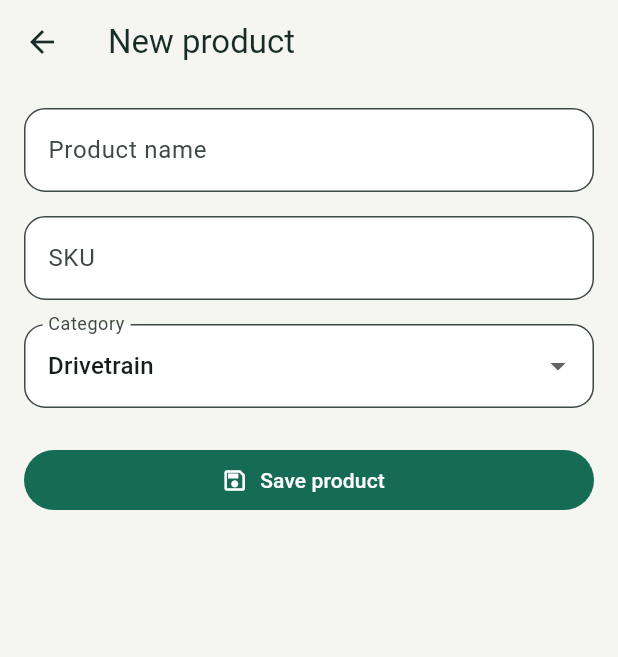
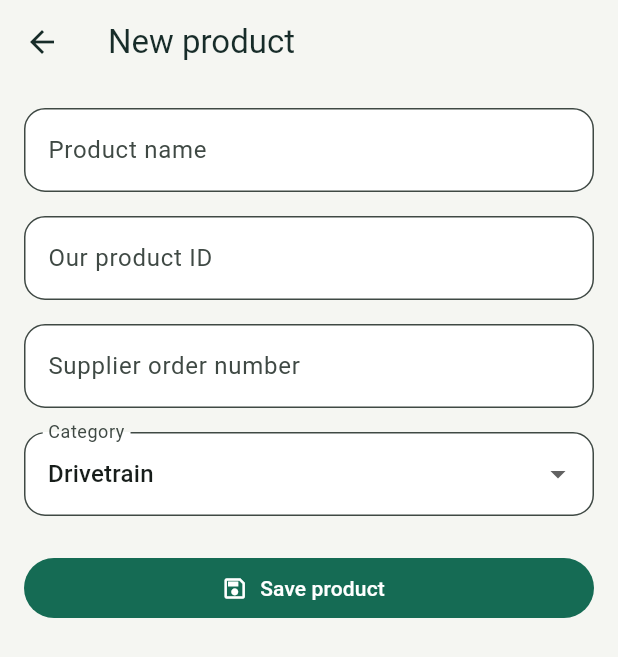
Before and after one commit to JM271/Inventory, a Flutter app: the _NewProductPage screen opened directly with empty values, on a phone screen of 412 x 824 dp. Shown: the top 657 px of the screen. Run offline on Flutter 3.47's test engine with Material 3 defaults, Android fonts, the phone set to English and light mode, and no system bars; our stand-ins replace cloud_firestore, firebase_auth, firebase_core, flutter_secure_storage, pdf, printing and 1 more; missing offline and left inert: excel; accounts and stored records are empty.

Commit message:
artikelnummern

```diff
--- a/lib/cloud_inventory.dart
+++ b/lib/cloud_inventory.dart
@@ -122,7 +122,11 @@ class CloudInventory {
           throw const InventoryConflict('Doppelte SKU im lokalen Katalog.');
         }
         final existing = await tx.get(catalog.doc(key));
-        if (existing.exists && !mapEquals(existing.data(), product.toJson())) {
+        if (existing.exists &&
+            !mapEquals(
+              Part.fromJson(existing.data()!).toJson(),
+              product.toJson(),
+            )) {
           throw const InventoryConflict(
             'Ein Katalogprodukt mit dieser SKU existiert bereits. Import abgebrochen.',
           );
--- a/lib/inventory_pdf.dart
+++ b/lib/inventory_pdf.dart
@@ -16,6 +16,8 @@ String _siteStatus(Part p, StockSite site) => p.lowAt(site)
     : p.quantityAt(site) == 0
     ? 'Nicht am Lager'
     : 'Am Lager';
+
+String _identifier(String value) => value.isEmpty ? 'nicht hinterlegt' : value;
 
 Future<Uint8List> buildInventoryPdf(
   List<Part> parts,
@@ -84,7 +86,7 @@ Future<Uint8List> buildInventoryPdf(
         if (parts.isNotEmpty)
           pw.TableHelper.fromTextArray(
             headers: [
-              'Artikel / SKU / Lagerplatz',
+              'Artikel / Kennungen / Lagerplatz',
               'Werkstatt',
               'Auto',
               'Gesamt',
@@ -93,7 +95,7 @@ Future<Uint8List> buildInventoryPdf(
               for (final p in sorted)
                 [
                   _pdfText(
-                    '${p.name}\n${p.sku} · ${p.category}\n${p.location}',
+                    '${p.name}\nUnsere Artikel-Nr.: ${_identifier(p.productIdentification)}\nLieferanten-Bestellnr.: ${_identifier(p.supplierOrderNumber)}\n${p.category} · ${p.location}',
                   ),
                   '${p.quantity} Stück · min. ${p.minimum}\n${_siteStatus(p, StockSite.workshop)}',
                   '${p.carQuantity} Stück · min. ${p.carMinimum}\n${_siteStatus(p, StockSite.car)}',
--- a/lib/inventory_report.dart
+++ b/lib/inventory_report.dart
@@ -36,7 +36,8 @@ Uint8List buildInventoryReport(List<Part> parts, DateTime generatedAt) {
     [
       'Part name',
       'Category',
-      'SKU / part number',
+      'Our product ID',
+      'Supplier order number',
       'Location',
       'Total quantity',
       'Minimum workshop',
@@ -54,7 +55,8 @@ Uint8List buildInventoryReport(List<Part> parts, DateTime generatedAt) {
     row([
       text(p.name),
       text(p.category),
-      text(p.sku),
+      text(p.productIdentification),
+      text(p.supplierOrderNumber),
       text(p.location),
       IntCellValue(p.totalQuantity),
       IntCellValue(p.minimum),
@@ -88,6 +90,7 @@ Uint8List buildInventoryReport(List<Part> parts, DateTime generatedAt) {
     44.0,
     22.0,
     24.0,
+    26.0,
     28.0,
     16.0,
     20.0,
@@ -98,7 +101,7 @@ Uint8List buildInventoryReport(List<Part> parts, DateTime generatedAt) {
     20.0,
     20.0,
   ];
-  sheet.setRowHeight(5, 32);
+  sheet.setRowHeight(5, 36);
   for (var c = 0; c < widths.length; c++) {
     sheet.setColumnWidth(c, widths[c]);
     sheet
--- a/lib/main.dart
+++ b/lib/main.dart
@@ -499,9 +499,9 @@ class _InventoryPageState extends State<InventoryPage> {
               (p) =>
                   (!lowOnly || visibleLow(p)) &&
                   (category == 'All parts' || p.category == category) &&
-                  '${p.name} ${p.sku} ${p.location}'.toLowerCase().contains(
-                    query.toLowerCase(),
-                  ),
+                  '${p.name} ${p.productIdentification} ${p.supplierOrderNumber} ${p.location}'
+                      .toLowerCase()
+                      .contains(query.toLowerCase()),
             )
             .toList()
           ..sort(
@@ -702,7 +702,7 @@ class _InventoryPageState extends State<InventoryPage> {
                     TextField(
                       onChanged: (v) => setState(() => query = v),
                       decoration: const InputDecoration(
-                        hintText: 'Search parts, SKU or location',
+                        hintText: 'Search parts, either number or location',
                         prefixIcon: Icon(Icons.search),
                       ),
                     ),
@@ -830,7 +830,10 @@ class _InventoryPageState extends State<InventoryPage> {
                                 subtitle: Text(
                                   [
                                     p.category,
-                                    if (p.sku.isNotEmpty) p.sku,
+                                    if (p.productIdentification.isNotEmpty)
+                                      'Product ID: ${p.productIdentification}',
+                                    if (p.supplierOrderNumber.isNotEmpty)
+                                      'Order no.: ${p.supplierOrderNumber}',
                                     if (p.location.isNotEmpty) p.location,
                                   ].join(' · '),
                                 ),
@@ -918,7 +921,8 @@ class PartEditor extends StatefulWidget {
 class _PartEditorState extends State<PartEditor> {
   final form = GlobalKey<FormState>();
   late final TextEditingController name,
-      sku,
+      productNumber,
+      orderNumber,
       location,
       quantity,
       minimum,
@@ -932,7 +936,8 @@ class _PartEditorState extends State<PartEditor> {
     super.initState();
     final p = widget.part;
     name = TextEditingController(text: p?.name);
-    sku = TextEditingController(text: p?.sku);
+    productNumber = TextEditingController(text: p?.productIdentification);
+    orderNumber = TextEditingController(text: p?.supplierOrderNumber);
     location = TextEditingController(text: p?.location);
     quantity = TextEditingController(text: '${p?.quantity ?? 0}');
     minimum = TextEditingController(text: '${p?.minimum ?? 2}');
@@ -958,7 +963,8 @@ class _PartEditorState extends State<PartEditor> {
               ..imageAsset = selected.imageAsset);
       editingExisting = existing != null;
       name.text = catalogPart!.name;
-      sku.text = catalogPart!.sku;
+      productNumber.text = catalogPart!.productIdentification;
+      orderNumber.text = catalogPart!.supplierOrderNumber;
       category = catalogPart!.category;
       if (existing != null) {
         quantity.text = '${existing.quantity}';
@@ -974,7 +980,8 @@ class _PartEditorState extends State<PartEditor> {
   void dispose() {
     for (final c in [
       name,
-      sku,
+      productNumber,
+      orderNumber,
       location,
       quantity,
       minimum,
@@ -1076,7 +1083,8 @@ class _PartEditorState extends State<PartEditor> {
               onChanged: (v) => category = v!,
             ),
             const SizedBox(height: 16),
-            field('SKU / part number', sku),
+            field('Our product ID', productNumber),
+            field('Supplier order number', orderNumber),
             field('Location (e.g. Shelf A · Bin 3)', location),
             const Text(
               'Werkstatt',
@@ -1120,7 +1128,12 @@ class _PartEditorState extends State<PartEditor> {
                           DateTime.now().microsecondsSinceEpoch.toString(),
                       name: name.text.trim(),
                       category: category,
-                      sku: sku.text.trim(),
+                      sku:
+                          catalogPart?.sku ??
+                          widget.part?.sku ??
+                          productNumber.text.trim(),
+                      productNumber: productNumber.text.trim(),
+                      orderNumber: orderNumber.text.trim(),
                       imageAsset:
                           (catalogPart ?? widget.part)?.imageAsset ?? '',
                       location: location.text.trim(),
--- a/lib/part.dart
+++ b/lib/part.dart
@@ -1,3 +1,5 @@
+import 'product_identifiers.dart';
+
 enum StockSite { workshop, car }
 
 extension StockSiteLabel on StockSite {
@@ -10,15 +12,34 @@ class Part {
     required this.name,
     required this.category,
     this.sku = '',
+    String? productNumber,
+    String? orderNumber,
     this.imageAsset = '',
     this.location = '',
     this.quantity = 0,
     this.minimum = 2,
     this.carQuantity = 0,
     this.carMinimum = 0,
-  });
+  }) : _productNumber = productNumber?.trim(),
+       _orderNumber = orderNumber?.trim();
   final String id;
+  // Keep the legacy SKU stable: saved inventory and cloud catalogue keys use it.
   String name, category, sku, location, imageAsset;
+  String? _productNumber, _orderNumber;
+
+  String get _legacySku => sku.trim().toUpperCase();
+
+  // Known catalogue SKUs are supplier references. Other legacy/custom SKUs
+  // retain their original interpretation as the user's own product ID.
+  String get productNumber =>
+      _productNumber ?? legacySupplierProductNumbers[_legacySku] ?? sku;
+  set productNumber(String value) => _productNumber = value.trim();
+  String get orderNumber =>
+      _orderNumber ??
+      (legacySupplierProductNumbers.containsKey(_legacySku) ? sku : '');
+  set orderNumber(String value) => _orderNumber = value.trim();
+  String get productIdentification => productNumber;
+  String get supplierOrderNumber => orderNumber;
   int quantity, minimum, carQuantity, carMinimum;
   int get totalQuantity => quantity + carQuantity;
   int quantityAt(StockSite site) =>
@@ -54,6 +75,8 @@ class Part {
     'name': name,
     'category': category,
     'sku': sku,
+    'productNumber': productNumber,
+    'orderNumber': orderNumber,
     'imageAsset': imageAsset,
     'location': location,
     'quantity': quantity,
@@ -66,6 +89,14 @@ class Part {
     name: j['name'],
     category: j['category'],
     sku: j['sku'],
+    productNumber: j['productNumber'] as String?,
+    // The first dual-number version wrote empty orderNumber values to legacy
+    // records. Resolve those once; later explicit blank edits stay blank.
+    orderNumber: j.containsKey('productNumber')
+        ? j['orderNumber'] as String?
+        : (j['orderNumber'] as String?)?.isNotEmpty == true
+        ? j['orderNumber'] as String
+        : null,
     imageAsset: j['imageAsset'] as String? ?? '',
     location: j['location'],
     quantity: j['quantity'],
--- a/lib/product_catalog.dart
+++ b/lib/product_catalog.dart
@@ -36,6 +36,8 @@ Future<List<Part>> loadProductCatalog({CloudInventory? cloud}) async {
           name: row['name'],
           category: row['category'],
           sku: row['sku'],
+          productNumber: row['productNumber'] as String?,
+          orderNumber: row['orderNumber'] as String?,
           imageAsset: row['imageAsset'],
         ),
       )
@@ -140,7 +142,7 @@ class _ProductCatalogPageState extends State<ProductCatalogPage> {
           padding: const EdgeInsets.all(16),
           child: TextField(
             decoration: const InputDecoration(
-              labelText: 'Search product or SKU',
+              labelText: 'Search product or either number',
               prefixIcon: Icon(Icons.search),
             ),
             onChanged: (value) => setState(() => query = value.toLowerCase()),
@@ -162,9 +164,10 @@ class _ProductCatalogPageState extends State<ProductCatalogPage> {
               }
               final products = snapshot.data!
                   .where(
-                    (p) => '${p.name} ${p.sku} ${p.category}'
-                        .toLowerCase()
-                        .contains(query),
+                    (p) =>
+                        '${p.name} ${p.productIdentification} ${p.supplierOrderNumber} ${p.category}'
+                            .toLowerCase()
+                            .contains(query),
                   )
                   .toList();
               if (products.isEmpty) {
@@ -178,10 +181,18 @@ class _ProductCatalogPageState extends State<ProductCatalogPage> {
                   return ListTile(
                     leading: ProductPhoto(part: p),
                     title: Text(
-                      p.sku,
+                      p.productIdentification.isEmpty
+                          ? p.supplierOrderNumber
+                          : p.productIdentification,
                       style: const TextStyle(fontWeight: FontWeight.bold),
                     ),
-                    subtitle: Text(p.name),
+                    subtitle: Text(
+                      [
+                        p.name,
+                        if (p.supplierOrderNumber.isNotEmpty)
+                          'Order no.: ${p.supplierOrderNumber}',
+                      ].join('\n'),
+                    ),
                     trailing: const Icon(Icons.chevron_right),
                     onTap: () => Navigator.pop(context, p),
                   );
@@ -207,14 +218,16 @@ class _NewProductPage extends StatefulWidget {
 class _NewProductPageState extends State<_NewProductPage> {
   final form = GlobalKey<FormState>();
   final name = TextEditingController();
-  final sku = TextEditingController();
+  final productNumber = TextEditingController();
+  final orderNumber = TextEditingController();
   String category = categories.first;
   bool saving = false;
 
   @override
   void dispose() {
     name.dispose();
-    sku.dispose();
+    productNumber.dispose();
+    orderNumber.dispose();
     super.dispose();
   }
 
@@ -225,7 +238,9 @@ class _NewProductPageState extends State<_NewProductPage> {
       final product = Part(
         id: 'custom-${DateTime.now().microsecondsSinceEpoch}',
         name: name.text.trim(),
-        sku: sku.text.trim(),
+        sku: productNumber.text.trim(),
+        productNumber: productNumber.text.trim(),
+        orderNumber: orderNumber.text.trim(),
         category: category,
       );
       if (widget.cloud != null) {
@@ -272,18 +287,28 @@ class _NewProductPageState extends State<_NewProductPage> {
           ),
           const SizedBox(height: 16),
           TextFormField(
-            controller: sku,
-            decoration: const InputDecoration(labelText: 'SKU'),
+            controller: productNumber,
+            decoration: const InputDecoration(labelText: 'Our product ID'),
             validator: (value) {
               final code = value?.trim() ?? '';
-              if (code.isEmpty) return 'Enter a SKU';
+              if (code.isEmpty) return 'Enter our product ID';
               if (widget.products.any(
-                (p) => p.sku.toLowerCase() == code.toLowerCase(),
+                (p) =>
+                    p.productIdentification.toLowerCase() ==
+                        code.toLowerCase() ||
+                    p.sku.toLowerCase() == code.toLowerCase(),
               )) {
-                return 'This SKU is already in the catalog';
+                return 'This product ID is already in the catalog';
               }
               return null;
             },
+          ),
+          const SizedBox(height: 16),
+          TextFormField(
+            controller: orderNumber,
+            decoration: const InputDecoration(
+              labelText: 'Supplier order number',
+            ),
           ),
           const SizedBox(height: 16),
           DropdownButtonFormField<String>(
--- /dev/null
+++ b/lib/product_identifiers.dart
@@ -0,0 +1,262 @@
+/// Supplier article numbers from the bundled product catalogue.
+///
+/// Key presence identifies a known legacy supplier number. A nonempty value is
+/// its confirmed internal product number; an empty value leaves that number
+/// unconfirmed so a supplier number is never presented as our identification.
+///
+/// Source: bexio_export_1792747794.xlsx, sheet `export_part_.csv`.
+/// Column C is `Code produit` (our number), and column Q is
+/// `Code produit (fournisseur)` (the supplier order number).
+/// Only whitespace around source values was trimmed. Matching is exact, and
+/// only a single nonempty source row per supplier number is accepted. Blank,
+/// `N/A`, and `4` supplier values are excluded. This yields 18 confirmed internal
+/// numbers among the 243 bundled supplier numbers; 225 remain unconfirmed.
+///
+/// `OXV8-02` is intentionally unconfirmed: source rows 14 and 15 assign it to
+/// both `MS-SP-3004` (Controller Dapper 21A) and `MS-SP-3011`
+/// (Controller Dapper PRO 21A). It must be resolved for each product manually.
+const legacySupplierProductNumbers = <String, String>{
+  'BR-01': '',
+  'CT024': '',
+  'CT024B': '',
+  'CT024C': '',
+  'CT025': '',
+  'EB-TY014': '',
+  'EB-TY017': '',
+  'EB-TY03': '',
+  'G-25': '',
+  'G-26': '',
+  'G-27': '',
+  'KD001': '',
+  'KD002': 'MS-SP-1002',
+  'KD005': '',
+  'KD006': '',
+  'KD014': '',
+  'L-68A': '',
+  'L-68B': '',
+  'M-30E': '',
+  'NT004': '',
+  'NT101': '',
+  'NT102': '',
+  'OXGT-01': '',
+  'OXGT-02': '',
+  'OXGT-02C': '',
+  'OXGT-03': '',
+  'OXGT-03B': '',
+  'OXGT-04': '',
+  'OXGT-04B': '',
+  'OXGT-05': '',
+  'OXGT-06': '',
+  'OXGT-09': '',
+  'OXGT-09B': '',
+  'OXGT-10': '',
+  'OXGT-11': '',
+  'OXGT-12': '',
+  'OXGT-13': '',
+  'OXGT-13B': '',
+  'OXGT-14': '',
+  'OXGT-15': '',
+  'OXGT-16': '',
+  'OXGT-17': '',
+  'OXGT-18': '',
+  'OXGT-19': '',
+  'OXGT-20': '',
+  'OXGT-21': '',
+  'OXGT-22': '',
+  'OXGT-23': '',
+  'OXGT-24': '',
+  'OXGT-25': '',
+  'OXGT-25B': '',
+  'OXGT-26': '',
+  'OXGT-27': '',
+  'OXGT-28': '',
+  'OXGT-29': '',
+  'OXGT-30': '',
+  'OXH9-02': '',
+  'OXH9-02B': '',
+  'OXH9-02C': '',
+  'OXV8-01': 'MS-BT-6001',
+  'OXV8-01B': '',
+  'OXV8-01C': '',
+  'OXV8-01E': '',
+  'OXV8-02': '',
+  'OXV8-02B': '',
+  'OXV8-02F': '',
+  'OXV8-02G': '',
+  'OXV8-02H': '',
+  'OXV8-02J': '',
+  'OXV8-02K': '',
+  'OXV8-02L': '',
+  'OXV8-02M': '',
+  'OXV8-03': '',
+  'OXV8-03C': '',
+  'OXV8-03E': '',
+  'OXV8-03F': '',
+  'OXV8-03H': '',
+  'OXV8-03K': '',
+  'OXV8-03L': '',
+  'OXV8-04': '',
+  'OXV8-04B': '',
+  'OXV8-04C': 'MS-SP-3016',
+  'OXV8-05': 'MS-SP-3009',
+  'OXV8-06': '',
+  'OXV8-06B': '',
+  'OXV8-07': 'MS-SP-3010',
+  'OXV8-07B': '',
+  'OXV8-07C': '',
+  'OXV8-07D': '',
+  'OXV8-07E': '',
+  'OXV8-08': '',
+  'OXV8-09': '',
+  'OXV8-09B': 'MS-SP-3005',
+  'OXV8-09C': '',
+  'OXV8-10': 'MS-SP-3006',
+  'OXV8-10B': '',
+  'OXV8-10C': '',
+  'OXV8-11': '',
+  'OXV8-12': '',
+  'OXV8-13': 'MS-SP-2004',
+  'OXV8-13B': '',
+  'OXV8-13C': '',
+  'OXV8-13D': '',
+  'OXV8-14': '',
+  'OXV8-15': '',
+  'OXV8-16': '',
+  'OXV8-17A': 'MS-SP-2005',
+  'OXV8-17B': '',
+  'OXV8-18': '',
+  'OXV8-19': '',
+  'OXV8-21': '',
+  'OXV8-21B': '',
+  'OXV8-22': '',
+  'OXV8-23': '',
+  'OXV8-24': '',
+  'OXV8-25': 'MS-SP-4006',
+  'OXV8-25B': '',
+  'OXV8-26': 'MS-SP-4002',
+  'OXV8-26B': '',
+  'OXV8-27B': '',
+  'OXV8-27C': '',
+  'OXV8-27D': 'MS-SP-1005',
+  'OXV8-27F': '',
+  'OXV8-27J': '',
+  'OXV8-27K': '',
+  'OXV8-28': '',
+  'OXV8-28B': '',
+  'OXV8-28C': '',
+  'OXV8-29': '',
+  'OXV8-30': 'MS-SP-2002',
+  'OXV8-31': 'MS-SP-2003',
+  'OXV8-32': '',
+  'OXV8-33': 'MS-AC-3003',
+  'OXV8-33B': 'MS-AC-3005',
+  'OXV8-34': '',
+  'OXV8-34B': 'MS-SP-4007',
+  'OXV8-35': '',
+  'OXV8-35B': '',
+  'OXV8-35C': '',
+  'OXV8-36': '',
+  'OXV8-36B': '',
+  'OXV8-37': '',
+  'OXV8-38': 'MS-SP-2006',
+  'OXV8-39': '',
+  'OXV8-39B': '',
+  'OXV8-39C': '',
+  'OXV8-40B': '',
+  'OXV8-40C': '',
+  'OXV8-40D': '',
+  'OXV8-44': '',
+  'OXV8-44B': '',
+  'OXV8-44C': '',
+  'OXV8-46': '',
+  'OXV8-47': '',
+  'OXV8-48': '',
+  'OXV8-49': '',
+  'OXV8-49B': '',
+  'OXV8-50': '',
+  'OXV8-50B': '',
+  'OXV8-50C': '',
+  'OXV8-51': '',
+  'OXV8-52': '',
+  'OXV8-53': '',
+  'OXV8-54': '',
+  'OXV8-55': '',
+  'OXV8-56': '',
+  'OXV8-57': '',
+  'OXV8-58': '',
+  'OXV8-59': '',
+  'OXV8-60': '',
+  'Q-1869B': '',
+  'RF-29E01D': '',
+  'RF-M09': '',
+  'S20EB-32': '',
+  'T-41B': '',
+  'T-41E': '',
+  'V20EB-01': '',
+  'V20EB-01B': '',
+  'V20EB-01C': '',
+  'V20EB-01D': '',
+  'V20EB-01F': '',
+  'V20EB-01G': '',
+  'V20EB-01H': '',
+  'V20EB-01J': '',
+  'V20EB-02': '',
+  'V20EB-02C': '',
+  'V20EB-02D': '',
+  'V20EB-02E': '',
+  'V20EB-02F': '',
+  'V20EB-02G': '',
+  'V20EB-07': '',
+  'V20EB-07B': '',
+  'V20EB-07C': '',
+  'V20EB-08': '',
+  'V20EB-09': '',
+  'V20EB-09B': '',
+  'V20EB-10': '',
+  'V20EB-10B': '',
+  'V20EB-10C': '',
+  'V20EB-11': '',
+  'V20EB-11B': '',
+  'V20EB-11C': '',
+  'V20EB-12': '',
+  'V20EB-13': '',
+  'V20EB-13B': '',
+  'V20EB-13C': '',
+  'V20EB-14': '',
+  'V20EB-15': '',
+  'V20EB-15B': '',
+  'V20EB-15C': '',
+  'V20EB-15D': '',
+  'V20EB-15F': '',
+  'V20EB-16': '',
+  'V20EB-16B': '',
+  'V20EB-16C': '',
+  'V20EB-17': '',
+  'V20EB-17B': '',
+  'V20EB-18': '',
+  'V20EB-19': '',
+  'V20EB-20': '',
+  'V20EB-22': '',
+  'V20EB-22B': '',
+  'V20EB-22C': '',
+  'V20EB-23': '',
+  'V20EB-24': '',
+  'V20EB-25': '',
+  'V20EB-25B': '',
+  'V20EB-26': '',
+  'V20EB-27': '',
+  'V20EB-28': '',
+  'V20EB-29B': '',
+  'V20EB-31': '',
+  'V20EB-31B': '',
+  'V20EB-32': '',
+  'V20EB-32B': '',
+  'V20EB-33': '',
+  'V20EB-35': '',
+  'V20EB-35B': '',
+  'V20EB-36': '',
+  'V20EB-37': '',
+  'V20EB-38': '',
+  'V20EB-39': '',
+  'V20EB-40': '',
+};
--- a/lib/test_stock.dart
+++ b/lib/test_stock.dart
@@ -19,6 +19,8 @@ List<Part> addTestStock(List<Part> existing, List<Part> catalog) {
           name: '${product.name} [TEST]',
           category: product.category,
           sku: product.sku,
+          productNumber: product.productIdentification,
+          orderNumber: product.supplierOrderNumber,
           imageAsset: product.imageAsset,
           location: 'TEST · Demo shelf',
           quantity: quantities[product.sku]!,
```
Also changed, not shown: 10 other files.
